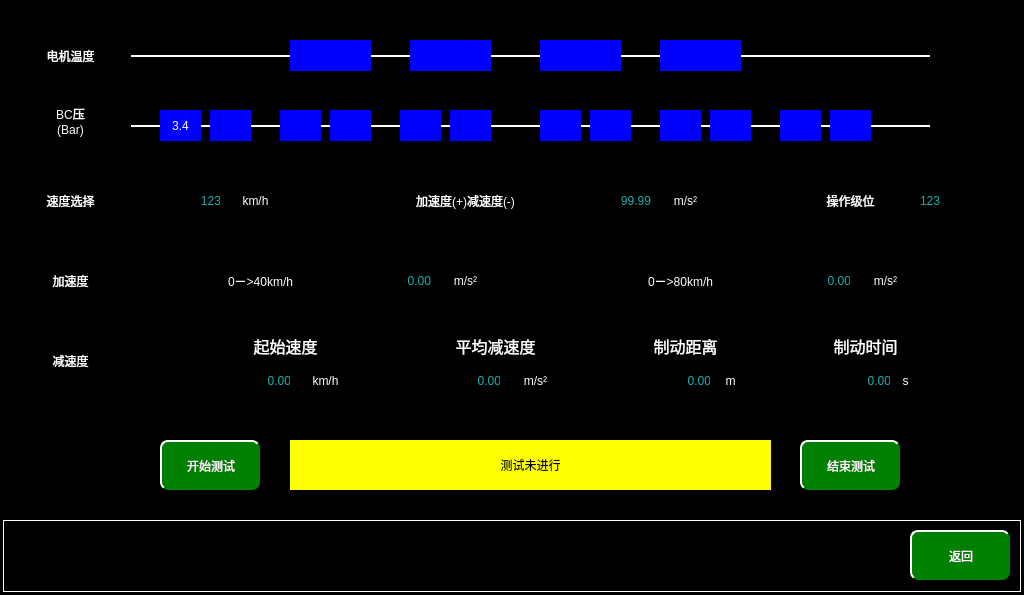
mayue-crrc/ShenyangMetro9DB, file maintaincetestpage.ui: the form before one commit.
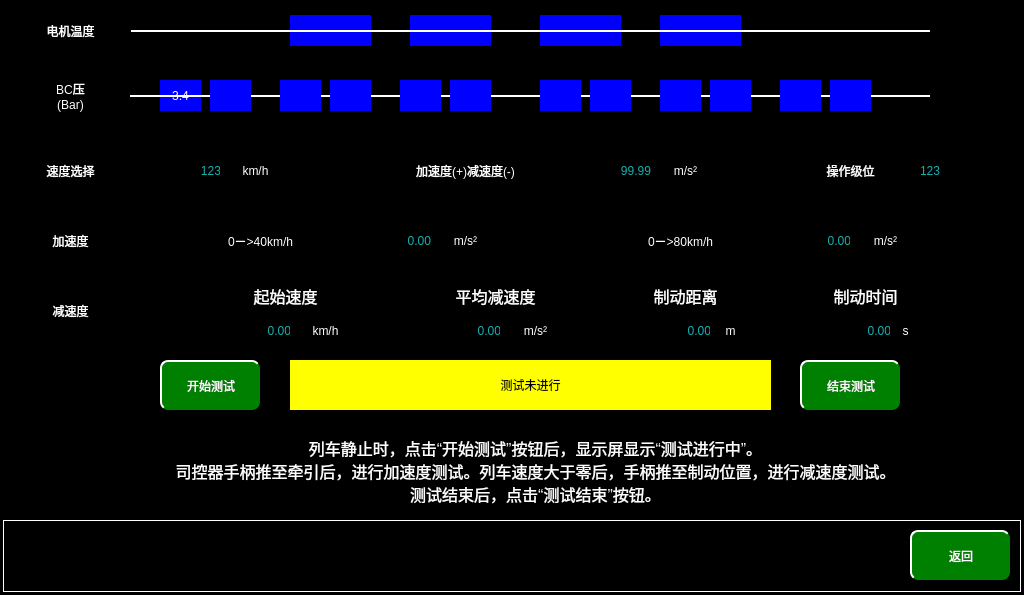
The form after the commit.

```diff
--- a/maintaincetestpage.ui
+++ b/maintaincetestpage.ui
@@ -82,7 +82,7 @@
    <property name="geometry">
     <rect>
      <x>540</x>
-     <y>40</y>
+     <y>15</y>
      <width>81</width>
      <height>31</height>
     </rect>
@@ -98,7 +98,7 @@
    <property name="geometry">
     <rect>
      <x>410</x>
-     <y>40</y>
+     <y>15</y>
      <width>81</width>
      <height>31</height>
     </rect>
@@ -114,7 +114,7 @@
    <property name="geometry">
     <rect>
      <x>290</x>
-     <y>40</y>
+     <y>15</y>
      <width>81</width>
      <height>31</height>
     </rect>
@@ -130,7 +130,7 @@
    <property name="geometry">
     <rect>
      <x>660</x>
-     <y>40</y>
+     <y>15</y>
      <width>81</width>
      <height>31</height>
     </rect>
@@ -146,7 +146,7 @@
    <property name="geometry">
     <rect>
      <x>130</x>
-     <y>55</y>
+     <y>30</y>
      <width>800</width>
      <height>2</height>
     </rect>
@@ -165,7 +165,7 @@
    <property name="geometry">
     <rect>
      <x>10</x>
-     <y>40</y>
+     <y>15</y>
      <width>121</width>
      <height>31</height>
     </rect>
@@ -184,7 +184,7 @@
    <property name="geometry">
     <rect>
      <x>10</x>
-     <y>85</y>
+     <y>60</y>
      <width>121</width>
      <height>71</height>
     </rect>
@@ -204,7 +204,7 @@
    <property name="geometry">
     <rect>
      <x>160</x>
-     <y>110</y>
+     <y>80</y>
      <width>41</width>
      <height>31</height>
     </rect>
@@ -220,7 +220,7 @@
    <property name="geometry">
     <rect>
      <x>130</x>
-     <y>125</y>
+     <y>95</y>
      <width>800</width>
      <height>2</height>
     </rect>
@@ -239,7 +239,7 @@
    <property name="geometry">
     <rect>
      <x>210</x>
-     <y>110</y>
+     <y>80</y>
      <width>41</width>
      <height>31</height>
     </rect>
@@ -255,7 +255,7 @@
    <property name="geometry">
     <rect>
      <x>330</x>
-     <y>110</y>
+     <y>80</y>
      <width>41</width>
      <height>31</height>
     </rect>
@@ -271,7 +271,7 @@
    <property name="geometry">
     <rect>
      <x>280</x>
-     <y>110</y>
+     <y>80</y>
      <width>41</width>
      <height>31</height>
     </rect>
@@ -287,7 +287,7 @@
    <property name="geometry">
     <rect>
      <x>450</x>
-     <y>110</y>
+     <y>80</y>
      <width>41</width>
      <height>31</height>
     </rect>
@@ -303,7 +303,7 @@
    <property name="geometry">
     <rect>
      <x>400</x>
-     <y>110</y>
+     <y>80</y>
      <width>41</width>
      <height>31</height>
     </rect>
@@ -319,7 +319,7 @@
    <property name="geometry">
     <rect>
      <x>590</x>
-     <y>110</y>
+     <y>80</y>
      <width>41</width>
      <height>31</height>
     </rect>
@@ -335,7 +335,7 @@
    <property name="geometry">
     <rect>
      <x>540</x>
-     <y>110</y>
+     <y>80</y>
      <width>41</width>
      <height>31</height>
     </rect>
@@ -351,7 +351,7 @@
    <property name="geometry">
     <rect>
      <x>710</x>
-     <y>110</y>
+     <y>80</y>
      <width>41</width>
      <height>31</height>
     </rect>
@@ -367,7 +367,7 @@
    <property name="geometry">
     <rect>
      <x>660</x>
-     <y>110</y>
+     <y>80</y>
      <width>41</width>
      <height>31</height>
     </rect>
@@ -383,7 +383,7 @@
    <property name="geometry">
     <rect>
      <x>830</x>
-     <y>110</y>
+     <y>80</y>
      <width>41</width>
      <height>31</height>
     </rect>
@@ -399,7 +399,7 @@
    <property name="geometry">
     <rect>
      <x>780</x>
-     <y>110</y>
+     <y>80</y>
      <width>41</width>
      <height>31</height>
     </rect>
@@ -415,7 +415,7 @@
    <property name="geometry">
     <rect>
      <x>10</x>
-     <y>170</y>
+     <y>140</y>
      <width>121</width>
      <height>61</height>
     </rect>
@@ -434,7 +434,7 @@
    <property name="geometry">
     <rect>
      <x>140</x>
-     <y>180</y>
+     <y>150</y>
      <width>81</width>
      <height>41</height>
     </rect>
@@ -455,7 +455,7 @@
    <property name="geometry">
     <rect>
      <x>220</x>
-     <y>190</y>
+     <y>160</y>
      <width>71</width>
      <height>21</height>
     </rect>
@@ -474,7 +474,7 @@
    <property name="geometry">
     <rect>
      <x>360</x>
-     <y>170</y>
+     <y>140</y>
      <width>211</width>
      <height>61</height>
     </rect>
@@ -493,7 +493,7 @@
    <property name="geometry">
     <rect>
      <x>650</x>
-     <y>190</y>
+     <y>160</y>
      <width>71</width>
      <height>21</height>
     </rect>
@@ -512,7 +512,7 @@
    <property name="geometry">
     <rect>
      <x>570</x>
-     <y>180</y>
+     <y>150</y>
      <width>81</width>
      <height>41</height>
     </rect>
@@ -533,7 +533,7 @@
    <property name="geometry">
     <rect>
      <x>790</x>
-     <y>170</y>
+     <y>140</y>
      <width>121</width>
      <height>61</height>
     </rect>
@@ -552,7 +552,7 @@
    <property name="geometry">
     <rect>
      <x>920</x>
-     <y>180</y>
+     <y>150</y>
      <width>61</width>
      <height>41</height>
     </rect>
@@ -573,7 +573,7 @@
    <property name="geometry">
     <rect>
      <x>10</x>
-     <y>250</y>
+     <y>210</y>
      <width>121</width>
      <height>61</height>
     </rect>
@@ -592,7 +592,7 @@
    <property name="geometry">
     <rect>
      <x>10</x>
-     <y>330</y>
+     <y>280</y>
      <width>121</width>
      <height>61</height>
     </rect>
@@ -611,7 +611,7 @@
    <property name="geometry">
     <rect>
      <x>170</x>
-     <y>250</y>
+     <y>210</y>
      <width>181</width>
      <height>61</height>
     </rect>
@@ -630,7 +630,7 @@
    <property name="geometry">
     <rect>
      <x>430</x>
-     <y>270</y>
+     <y>230</y>
      <width>71</width>
      <height>21</height>
     </rect>
@@ -649,7 +649,7 @@
    <property name="geometry">
     <rect>
      <x>350</x>
-     <y>260</y>
+     <y>220</y>
      <width>81</width>
      <height>41</height>
     </rect>
@@ -670,7 +670,7 @@
    <property name="geometry">
     <rect>
      <x>590</x>
-     <y>250</y>
+     <y>210</y>
      <width>181</width>
      <height>61</height>
     </rect>
@@ -689,7 +689,7 @@
    <property name="geometry">
     <rect>
      <x>770</x>
-     <y>260</y>
+     <y>220</y>
      <width>81</width>
      <height>41</height>
     </rect>
@@ -710,7 +710,7 @@
    <property name="geometry">
     <rect>
      <x>850</x>
-     <y>270</y>
+     <y>230</y>
      <width>71</width>
      <height>21</height>
     </rect>
@@ -729,7 +729,7 @@
    <property name="geometry">
     <rect>
      <x>210</x>
-     <y>360</y>
+     <y>310</y>
      <width>81</width>
      <height>41</height>
     </rect>
@@ -750,7 +750,7 @@
    <property name="geometry">
     <rect>
      <x>290</x>
-     <y>370</y>
+     <y>320</y>
      <width>71</width>
      <height>21</height>
     </rect>
@@ -769,7 +769,7 @@
    <property name="geometry">
     <rect>
      <x>420</x>
-     <y>360</y>
+     <y>310</y>
      <width>81</width>
      <height>41</height>
     </rect>
@@ -790,7 +790,7 @@
    <property name="geometry">
     <rect>
      <x>500</x>
-     <y>370</y>
+     <y>320</y>
      <width>71</width>
      <height>21</height>
     </rect>
@@ -809,7 +809,7 @@
    <property name="geometry">
     <rect>
      <x>630</x>
-     <y>360</y>
+     <y>310</y>
      <width>81</width>
      <height>41</height>
     </rect>
@@ -830,7 +830,7 @@
    <property name="geometry">
     <rect>
      <x>710</x>
-     <y>370</y>
+     <y>320</y>
      <width>41</width>
      <height>21</height>
     </rect>
@@ -849,7 +849,7 @@
    <property name="geometry">
     <rect>
      <x>810</x>
-     <y>360</y>
+     <y>310</y>
      <width>81</width>
      <height>41</height>
     </rect>
@@ -870,7 +870,7 @@
    <property name="geometry">
     <rect>
      <x>890</x>
-     <y>370</y>
+     <y>320</y>
      <width>31</width>
      <height>21</height>
     </rect>
@@ -889,7 +889,7 @@
    <property name="geometry">
     <rect>
      <x>240</x>
-     <y>330</y>
+     <y>280</y>
      <width>91</width>
      <height>31</height>
     </rect>
@@ -909,7 +909,7 @@
    <property name="geometry">
     <rect>
      <x>450</x>
-     <y>330</y>
+     <y>280</y>
      <width>91</width>
      <height>31</height>
     </rect>
@@ -929,7 +929,7 @@
    <property name="geometry">
     <rect>
      <x>640</x>
-     <y>330</y>
+     <y>280</y>
      <width>91</width>
      <height>31</height>
     </rect>
@@ -949,7 +949,7 @@
    <property name="geometry">
     <rect>
      <x>820</x>
-     <y>330</y>
+     <y>280</y>
      <width>91</width>
      <height>31</height>
     </rect>
@@ -969,7 +969,7 @@
    <property name="geometry">
     <rect>
      <x>160</x>
-     <y>440</y>
+     <y>360</y>
      <width>100</width>
      <height>50</height>
     </rect>
@@ -996,7 +996,7 @@
    <property name="geometry">
     <rect>
      <x>800</x>
-     <y>440</y>
+     <y>360</y>
      <width>100</width>
      <height>50</height>
     </rect>
@@ -1023,7 +1023,7 @@
    <property name="geometry">
     <rect>
      <x>290</x>
-     <y>440</y>
+     <y>360</y>
      <width>481</width>
      <height>50</height>
     </rect>
@@ -1039,59 +1039,27 @@
     <set>Qt::AlignCenter</set>
    </property>
   </widget>
-  <zorder>label</zorder>
-  <zorder>lbl1_9</zorder>
-  <zorder>lbl1_10</zorder>
-  <zorder>returnBtn</zorder>
-  <zorder>MTempM2lbl</zorder>
-  <zorder>MTempM1lbl</zorder>
-  <zorder>MTempMP1lbl</zorder>
-  <zorder>MTempMP2lbl</zorder>
-  <zorder>lbl1</zorder>
-  <zorder>lbl1_2</zorder>
-  <zorder>BCPTC11lbl</zorder>
-  <zorder>BCPTC12lbl</zorder>
-  <zorder>BCPMP12lbl</zorder>
-  <zorder>BCPMP11lbl</zorder>
-  <zorder>BCPM12lbl</zorder>
-  <zorder>BCPM11lbl</zorder>
-  <zorder>BCPM21lbl</zorder>
-  <zorder>BCPM22lbl</zorder>
-  <zorder>BCPMP21lbl</zorder>
-  <zorder>BCPMP22lbl</zorder>
-  <zorder>BCPTC21lbl</zorder>
-  <zorder>BCPTC22lbl</zorder>
-  <zorder>lbl1_3</zorder>
-  <zorder>Speedlbl</zorder>
-  <zorder>lbl1_4</zorder>
-  <zorder>lbl1_5</zorder>
-  <zorder>lbl1_6</zorder>
-  <zorder>ASpeedlbl</zorder>
-  <zorder>lbl1_7</zorder>
-  <zorder>levellbl</zorder>
-  <zorder>lbl1_8</zorder>
-  <zorder>lbl1_11</zorder>
-  <zorder>lbl1_12</zorder>
-  <zorder>lbl1_13</zorder>
-  <zorder>A40Speedlbl</zorder>
-  <zorder>lbl1_14</zorder>
-  <zorder>A80Speedlbl</zorder>
-  <zorder>lbl1_15</zorder>
-  <zorder>InitSpeedlbl</zorder>
-  <zorder>lbl1_16</zorder>
-  <zorder>AveSpeedlbl</zorder>
-  <zorder>lbl1_17</zorder>
-  <zorder>BrakeDistancelbl</zorder>
-  <zorder>lbl1_18</zorder>
-  <zorder>Braketimelbl</zorder>
-  <zorder>lbl1_19</zorder>
-  <zorder>lbl1_20</zorder>
-  <zorder>lbl1_21</zorder>
-  <zorder>lbl1_22</zorder>
-  <zorder>lbl1_23</zorder>
-  <zorder>StartTestBtn</zorder>
-  <zorder>StopTestBtn</zorder>
-  <zorder>Teststatuslbl</zorder>
+  <widget class="QLabel" name="Teststatuslbl_2">
+   <property name="geometry">
+    <rect>
+     <x>170</x>
+     <y>430</y>
+     <width>731</width>
+     <height>81</height>
+    </rect>
+   </property>
+   <property name="styleSheet">
+    <string notr="true">background-color:black; font:16px;</string>
+   </property>
+   <property name="text">
+    <string>列车静止时，点击“开始测试”按钮后，显示屏显示“测试进行中”。
+司控器手柄推至牵引后，进行加速度测试。列车速度大于零后，手柄推至制动位置，进行减速度测试。
+测试结束后，点击“测试结束”按钮。</string>
+   </property>
+   <property name="alignment">
+    <set>Qt::AlignCenter</set>
+   </property>
+  </widget>
  </widget>
  <resources/>
  <connections/>
```
Left out of the diff: 2 changed lines with no effect on the pictures.
